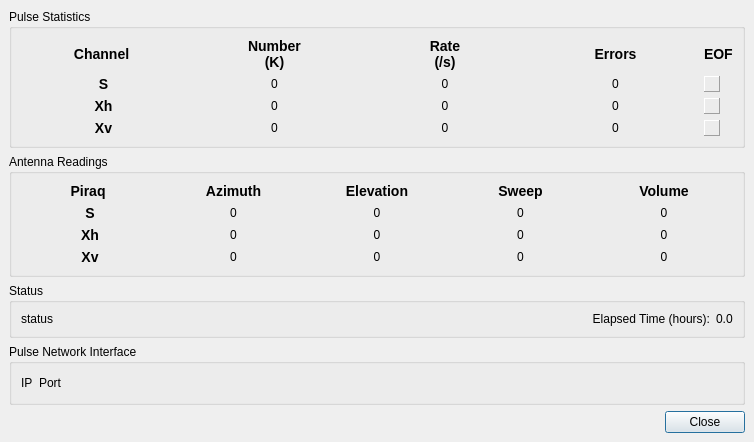
Above: CP2exec/CP2Exec.ui from QtWorks/cp2 before the change. Below: the same form after it.
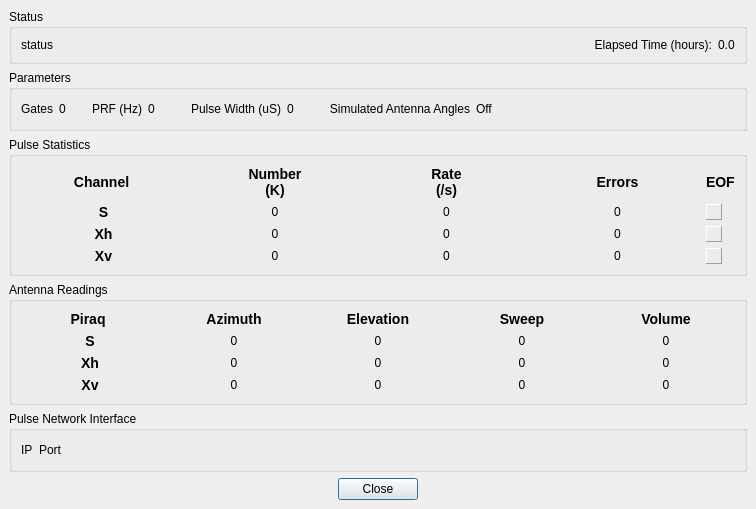
That is the form after the change.

Commit message: Ading display of selected parameters to CP2Exec and CP2Moments.

```diff
--- a/CP2exec/CP2Exec.ui
+++ b/CP2exec/CP2Exec.ui
@@ -5,8 +5,8 @@
    <rect>
     <x>0</x>
     <y>0</y>
-    <width>754</width>
-    <height>426</height>
+    <width>756</width>
+    <height>499</height>
    </rect>
   </property>
   <property name="sizePolicy" >
@@ -27,6 +27,210 @@
    <property name="spacing" >
     <number>6</number>
    </property>
+   <item>
+    <widget class="QGroupBox" name="groupBox_2" >
+     <property name="sizePolicy" >
+      <sizepolicy>
+       <hsizetype>3</hsizetype>
+       <vsizetype>3</vsizetype>
+       <horstretch>0</horstretch>
+       <verstretch>0</verstretch>
+      </sizepolicy>
+     </property>
+     <property name="title" >
+      <string>Status</string>
+     </property>
+     <layout class="QHBoxLayout" >
+      <property name="margin" >
+       <number>9</number>
+      </property>
+      <property name="spacing" >
+       <number>6</number>
+      </property>
+      <item>
+       <widget class="QLabel" name="_statusText" >
+        <property name="sizePolicy" >
+         <sizepolicy>
+          <hsizetype>3</hsizetype>
+          <vsizetype>3</vsizetype>
+          <horstretch>0</horstretch>
+          <verstretch>0</verstretch>
+         </sizepolicy>
+        </property>
+        <property name="text" >
+         <string>status</string>
+        </property>
+        <property name="wordWrap" >
+         <bool>false</bool>
+        </property>
+       </widget>
+      </item>
+      <item>
+       <layout class="QHBoxLayout" >
+        <property name="margin" >
+         <number>0</number>
+        </property>
+        <property name="spacing" >
+         <number>6</number>
+        </property>
+        <item>
+         <widget class="QLabel" name="label" >
+          <property name="text" >
+           <string>Elapsed Time (hours):</string>
+          </property>
+          <property name="alignment" >
+           <set>Qt::AlignRight|Qt::AlignTrailing|Qt::AlignVCenter</set>
+          </property>
+         </widget>
+        </item>
+        <item>
+         <widget class="QLabel" name="_elapsedText" >
+          <property name="text" >
+           <string>0.0</string>
+          </property>
+         </widget>
+        </item>
+       </layout>
+      </item>
+     </layout>
+    </widget>
+   </item>
+   <item>
+    <widget class="QGroupBox" name="groupBox_5" >
+     <property name="title" >
+      <string>Parameters</string>
+     </property>
+     <layout class="QHBoxLayout" >
+      <property name="margin" >
+       <number>9</number>
+      </property>
+      <property name="spacing" >
+       <number>6</number>
+      </property>
+      <item>
+       <layout class="QHBoxLayout" >
+        <property name="margin" >
+         <number>0</number>
+        </property>
+        <property name="spacing" >
+         <number>6</number>
+        </property>
+        <item>
+         <widget class="QLabel" name="label_2" >
+          <property name="text" >
+           <string>Gates</string>
+          </property>
+          <property name="alignment" >
+           <set>Qt::AlignRight|Qt::AlignTrailing|Qt::AlignVCenter</set>
+          </property>
+         </widget>
+        </item>
+        <item>
+         <widget class="QLabel" name="_gatesText" >
+          <property name="text" >
+           <string>0</string>
+          </property>
+         </widget>
+        </item>
+       </layout>
+      </item>
+      <item>
+       <layout class="QHBoxLayout" >
+        <property name="margin" >
+         <number>0</number>
+        </property>
+        <property name="spacing" >
+         <number>6</number>
+        </property>
+        <item>
+         <widget class="QLabel" name="label_4" >
+          <property name="text" >
+           <string>      PRF (Hz)</string>
+          </property>
+          <property name="alignment" >
+           <set>Qt::AlignRight|Qt::AlignTrailing|Qt::AlignVCenter</set>
+          </property>
+         </widget>
+        </item>
+        <item>
+         <widget class="QLabel" name="_prfHzText" >
+          <property name="text" >
+           <string>0</string>
+          </property>
+         </widget>
+        </item>
+       </layout>
+      </item>
+      <item>
+       <layout class="QHBoxLayout" >
+        <property name="margin" >
+         <number>0</number>
+        </property>
+        <property name="spacing" >
+         <number>6</number>
+        </property>
+        <item>
+         <widget class="QLabel" name="label_6" >
+          <property name="text" >
+           <string>         Pulse Width (uS)</string>
+          </property>
+          <property name="alignment" >
+           <set>Qt::AlignRight|Qt::AlignTrailing|Qt::AlignVCenter</set>
+          </property>
+         </widget>
+        </item>
+        <item>
+         <widget class="QLabel" name="_pwText" >
+          <property name="text" >
+           <string>0</string>
+          </property>
+         </widget>
+        </item>
+       </layout>
+      </item>
+      <item>
+       <layout class="QHBoxLayout" >
+        <property name="margin" >
+         <number>0</number>
+        </property>
+        <property name="spacing" >
+         <number>6</number>
+        </property>
+        <item>
+         <widget class="QLabel" name="label_8" >
+          <property name="text" >
+           <string>         Simulated Antenna Angles</string>
+          </property>
+          <property name="alignment" >
+           <set>Qt::AlignRight|Qt::AlignTrailing|Qt::AlignVCenter</set>
+          </property>
+         </widget>
+        </item>
+        <item>
+         <widget class="QLabel" name="_simAnglesText" >
+          <property name="text" >
+           <string>Off</string>
+          </property>
+         </widget>
+        </item>
+       </layout>
+      </item>
+      <item>
+       <spacer>
+        <property name="orientation" >
+         <enum>Qt::Horizontal</enum>
+        </property>
+        <property name="sizeHint" >
+         <size>
+          <width>171</width>
+          <height>20</height>
+         </size>
+        </property>
+       </spacer>
+      </item>
+     </layout>
+    </widget>
+   </item>
    <item>
     <widget class="QGroupBox" name="groupBox" >
      <property name="title" >
@@ -928,74 +1132,6 @@
      </layout>
     </widget>
    </item>
-   <item>
-    <widget class="QGroupBox" name="groupBox_2" >
-     <property name="sizePolicy" >
-      <sizepolicy>
-       <hsizetype>3</hsizetype>
-       <vsizetype>3</vsizetype>
-       <horstretch>0</horstretch>
-       <verstretch>0</verstretch>
-      </sizepolicy>
-     </property>
-     <property name="title" >
-      <string>Status</string>
-     </property>
-     <layout class="QHBoxLayout" >
-      <property name="margin" >
-       <number>9</number>
-      </property>
-      <property name="spacing" >
-       <number>6</number>
-      </property>
-      <item>
-       <widget class="QLabel" name="_statusText" >
-        <property name="sizePolicy" >
-         <sizepolicy>
-          <hsizetype>3</hsizetype>
-          <vsizetype>3</vsizetype>
-          <horstretch>0</horstretch>
-          <verstretch>0</verstretch>
-         </sizepolicy>
-        </property>
-        <property name="text" >
-         <string>status</string>
-        </property>
-        <property name="wordWrap" >
-         <bool>false</bool>
-        </property>
-       </widget>
-      </item>
-      <item>
-       <layout class="QHBoxLayout" >
-        <property name="margin" >
-         <number>0</number>
-        </property>
-        <property name="spacing" >
-         <number>6</number>
-        </property>
-        <item>
-         <widget class="QLabel" name="label" >
-          <property name="text" >
-           <string>Elapsed Time (hours):</string>
-          </property>
-          <property name="alignment" >
-           <set>Qt::AlignRight|Qt::AlignTrailing|Qt::AlignVCenter</set>
-          </property>
-         </widget>
-        </item>
-        <item>
-         <widget class="QLabel" name="_elapsedText" >
-          <property name="text" >
-           <string>0.0</string>
-          </property>
-         </widget>
-        </item>
-       </layout>
-      </item>
-     </layout>
-    </widget>
-   </item>
    <item>
     <widget class="QGroupBox" name="groupBox_4" >
      <property name="title" >
@@ -1046,6 +1182,9 @@
      <property name="standardButtons" >
       <set>QDialogButtonBox::Close</set>
      </property>
+     <property name="centerButtons" >
+      <bool>true</bool>
+     </property>
     </widget>
    </item>
   </layout>
```
The commit also changes 4 other files.
